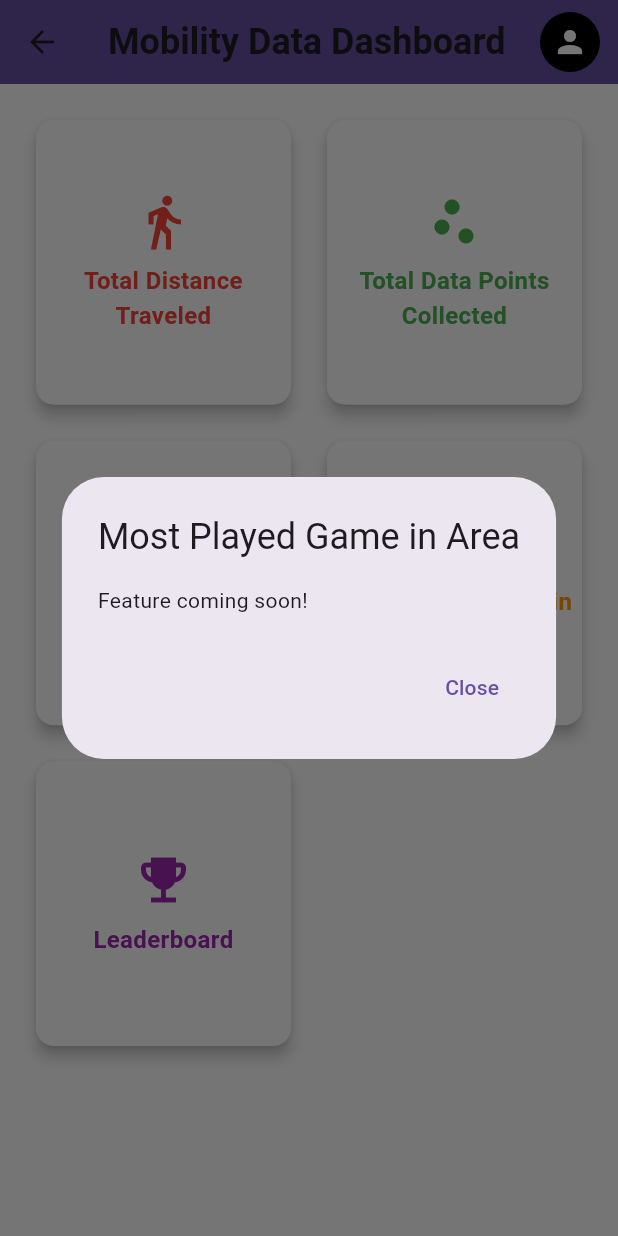
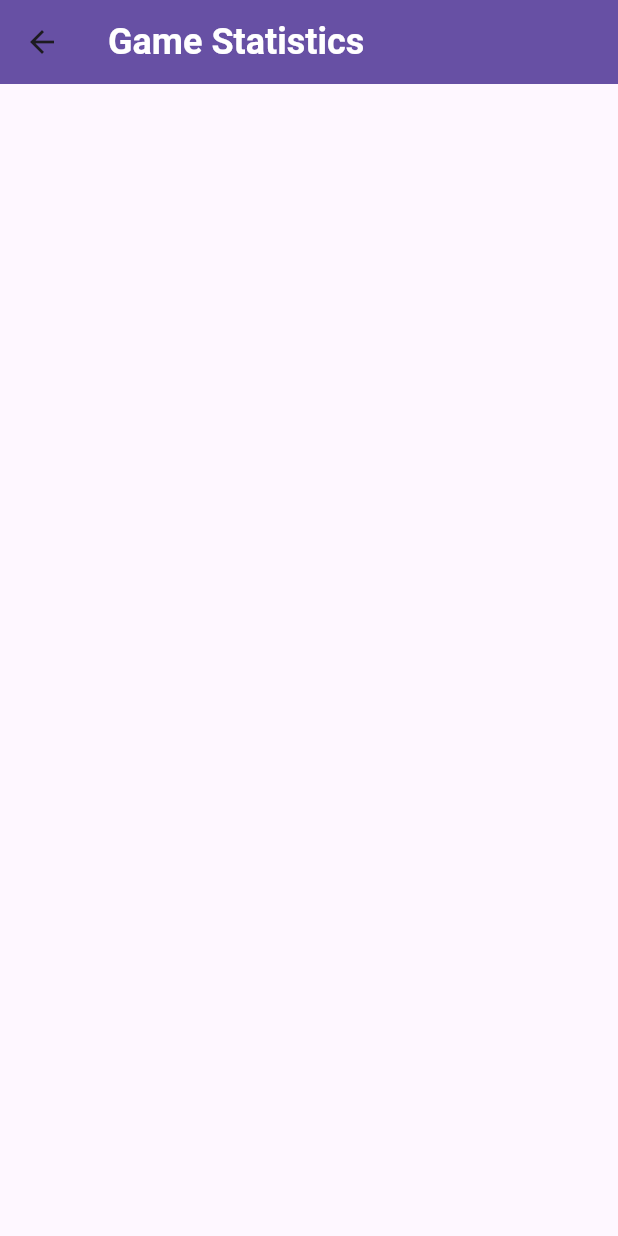
Before and after one commit to CANIS-NAU/NetGauge_Games, a Flutter app: the DataDashboard screen opened directly, after a tap on "Most Played Game in Area", on a phone screen of 412 x 824 dp. Run offline on Flutter 3.47's test engine with Material 3 defaults, Android fonts, the phone set to English and light mode, and no system bars; our stand-ins replace cloud_firestore, firebase_auth, firebase_core, flutter_compass, flutter_map, geolocator and 3 more; missing offline and left inert: flutter_map_heatmap; accounts and stored records are empty.

Commit message:
Adding pages for each data dashboard item and navigation

```diff
--- a/lib/dashboard.dart
+++ b/lib/dashboard.dart
@@ -2,6 +2,11 @@ import 'package:flutter/material.dart';
 //these will likely be used in the future when implementing real data
 //to dashboard
 import 'package:cloud_firestore/cloud_firestore.dart';
+import 'package:internet_measurement_games_app/dashboard_pages/game_stats.dart';
+import 'package:internet_measurement_games_app/dashboard_pages/leaderboard.dart';
+import 'package:internet_measurement_games_app/dashboard_pages/radius_gyration.dart';
+import 'package:internet_measurement_games_app/dashboard_pages/total_data_points.dart';
+import 'package:internet_measurement_games_app/dashboard_pages/total_distance.dart';
 import 'package:internet_measurement_games_app/homepage.dart';
 import 'session_manager.dart';
 
@@ -12,31 +17,36 @@ final List<Map<String, dynamic>> panelData = [
     'title': 'Total Distance Traveled',
     'icon': Icons.directions_walk,
     'color': Colors.red,
-    'message': 'Total Distance Traveled During Session'
+    'message': 'Total Distance Traveled During Session',
+    'navigation': TotalDistance()
   },
   {
     'title': 'Total Data Points Collected',
     'icon': Icons.scatter_plot,
     'color': Colors.green,
-    'message': 'Total Data Points Collected During Session'
+    'message': 'Total Data Points Collected During Session',
+    'navigation': TotalDataPoints()
   },
   {
     'title': 'Radius of Gyration',
     'icon': Icons.radar,
     'color': Colors.blue,
-    'message': 'Radius of Gyration During Session'
+    'message': 'Radius of Gyration During Session',
+    'navigation': RadiusGyration()
   },
   {
     'title': 'Most Played Game in Area',
     'icon': Icons.gamepad,
     'color': Colors.orange,
-    'message': 'Most Played Game in Area'
+    'message': 'Most Played Game in Area',
+    'navigation': GameStats()
   },
   {
     'title': 'Leaderboard',
     'icon': Icons.emoji_events,
     'color': Colors.purple,
-    'message': 'Leaderboard for Data Points Collected in Area'
+    'message': 'Leaderboard for Data Points Collected in Area',
+    'navigation': Leaderboard()
   },
 ];
 
@@ -98,20 +108,12 @@ class DataDashboardState extends State<DataDashboard> {
         //pop up when panel is clicked
         return InkWell(
           onTap: () {
-            showDialog(
-              context: context,
-              builder: (BuildContext context) {
-                return AlertDialog(
-                  title: Text(data['message']),
-                  content: Text('Feature coming soon!'),
-                  actions: [
-                    TextButton(
-                      onPressed: () => Navigator.of(context).pop(),
-                      child: const Text('Close'),
-                    ),
-                  ],
-                );
-              },
+            // Navigate to the page specified in the navigation field
+            Navigator.push(
+              context,
+              MaterialPageRoute(
+                builder: (context) => data['navigation'],
+              ),
             );
           },
           //continued box style
--- /dev/null
+++ b/lib/dashboard_pages/game_stats.dart
@@ -0,0 +1,32 @@
+import 'package:flutter/material.dart';
+
+
+class GameStats extends StatefulWidget {
+  const GameStats({Key? key}) : super(key: key);
+
+  @override
+  State<GameStats> createState() => _GameStatsState();
+}
+
+class _GameStatsState extends State<GameStats> {
+
+
+
+  @override
+  Widget build(BuildContext context) {
+    return Scaffold(
+      appBar: AppBar(
+        title: const Text(
+          'Game Statistics',
+          style: TextStyle(
+            fontFamily: 'Roboto',
+            fontSize: 24,
+            color: Colors.white,
+            fontWeight: FontWeight.bold,
+          ),
+        ),
+        backgroundColor: Theme.of(context).primaryColor,
+      ),
+    );
+  }
+}
```
Also changed, not shown: lib/dashboard_pages/leaderboard.dart (added, +32 -0 lines), lib/dashboard_pages/radius_gyration.dart (added, +32 -0 lines), lib/dashboard_pages/total_data_points.dart (added, +32 -0 lines), lib/dashboard_pages/total_distance.dart (added, +33 -0 lines).
